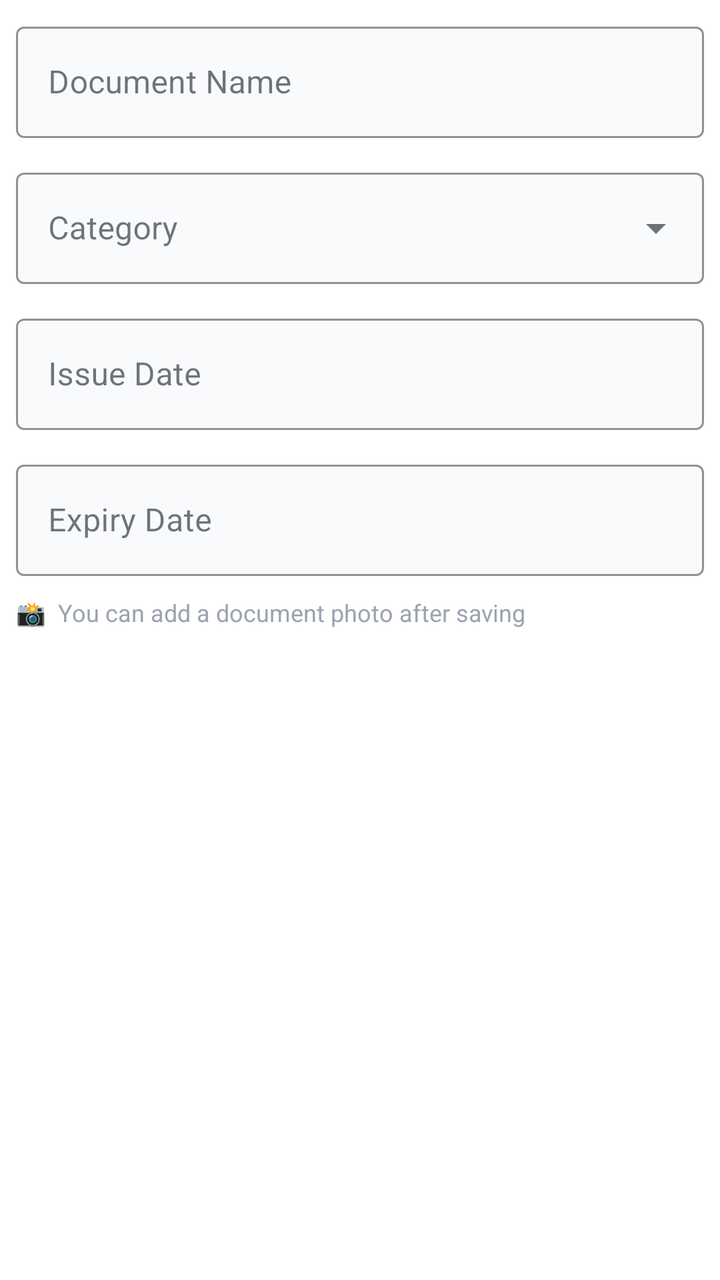
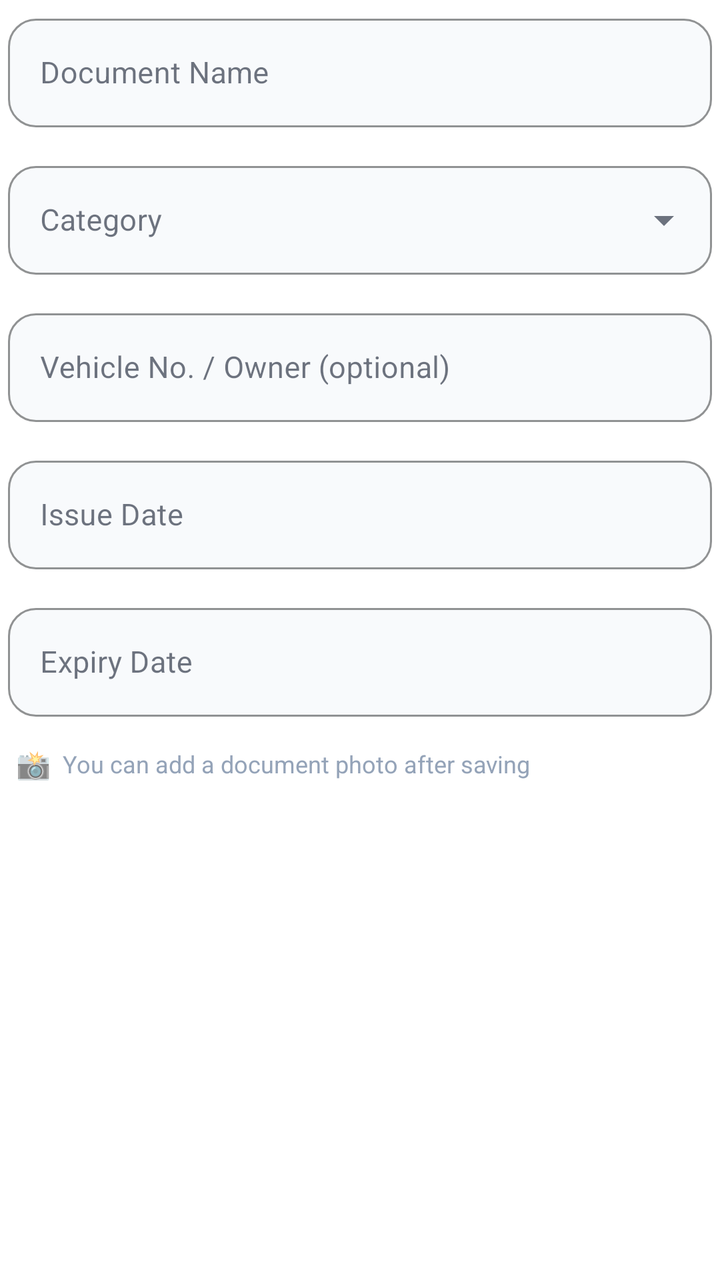

Before-and-after screenshots of an Android layout around one commit, followed by the original layout XML and the change that was made.
<!-- AndroidManifest.xml: application theme Theme.DocExpiryTracker -->
<!-- res/layout/dialog_add_document.xml -->
<?xml version="1.0" encoding="utf-8"?>
<LinearLayout
    xmlns:android="http://schemas.android.com/apk/res/android"
    xmlns:app="http://schemas.android.com/apk/res-auto"
    android:layout_width="match_parent"
    android:layout_height="wrap_content"
    android:orientation="vertical"
    android:padding="8dp"
    android:background="#FFFFFF">

    
    <com.google.android.material.textfield.TextInputLayout
        android:layout_width="match_parent"
        android:layout_height="wrap_content"
        android:hint="Document Name"
        app:boxBackgroundColor="#F9FAFB"
        app:boxStrokeColor="#2563EB"
        app:hintTextColor="#9CA3AF"
        style="@style/Widget.MaterialComponents.TextInputLayout.OutlinedBox">
        <com.google.android.material.textfield.TextInputEditText
            android:id="@+id/et_doc_name"
            android:layout_width="match_parent"
            android:layout_height="wrap_content"
            android:textColor="#111827"
            android:inputType="textCapWords"/>
    </com.google.android.material.textfield.TextInputLayout>

    
    <com.google.android.material.textfield.TextInputLayout
        android:layout_width="match_parent"
        android:layout_height="wrap_content"
        android:layout_marginTop="12dp"
        android:hint="Category"
        app:boxBackgroundColor="#F9FAFB"
        app:boxStrokeColor="#2563EB"
        app:hintTextColor="#9CA3AF"
        style="@style/Widget.MaterialComponents.TextInputLayout.OutlinedBox.ExposedDropdownMenu">
        <AutoCompleteTextView
            android:id="@+id/ac_category"
            android:layout_width="match_parent"
            android:layout_height="wrap_content"
            android:textColor="#111827"
            android:inputType="none"/>
    </com.google.android.material.textfield.TextInputLayout>

    
    <com.google.android.material.textfield.TextInputLayout
        android:layout_width="match_parent"
        android:layout_height="wrap_content"
        android:layout_marginTop="12dp"
        android:hint="Issue Date"
        app:boxBackgroundColor="#F9FAFB"
        app:boxStrokeColor="#2563EB"
        app:hintTextColor="#9CA3AF"
        style="@style/Widget.MaterialComponents.TextInputLayout.OutlinedBox">
        <com.google.android.material.textfield.TextInputEditText
            android:id="@+id/et_issue_date"
            android:layout_width="match_parent"
            android:layout_height="wrap_content"
            android:textColor="#111827"
            android:focusable="false"
            android:clickable="true"
            android:cursorVisible="false"
            android:inputType="none"/>
    </com.google.android.material.textfield.TextInputLayout>

    
    <com.google.android.material.textfield.TextInputLayout
        android:layout_width="match_parent"
        android:layout_height="wrap_content"
        android:layout_marginTop="12dp"
        android:hint="Expiry Date"
        app:boxBackgroundColor="#F9FAFB"
        app:boxStrokeColor="#2563EB"
        app:hintTextColor="#9CA3AF"
        style="@style/Widget.MaterialComponents.TextInputLayout.OutlinedBox">
        <com.google.android.material.textfield.TextInputEditText
            android:id="@+id/et_expiry_date"
            android:layout_width="match_parent"
            android:layout_height="wrap_content"
            android:textColor="#111827"
            android:focusable="false"
            android:clickable="true"
            android:cursorVisible="false"
            android:inputType="none"/>
    </com.google.android.material.textfield.TextInputLayout>

    <TextView
        android:layout_width="match_parent"
        android:layout_height="wrap_content"
        android:layout_marginTop="10dp"
        android:text="📸  You can add a document photo after saving"
        android:textColor="#9CA3AF"
        android:textSize="12sp"
        android:paddingBottom="4dp"/>

</LinearLayout>
<!-- resources referenced by this layout -->
<resources>
  <style name="Theme.DocExpiryTracker" parent="Theme.MaterialComponents.Light.NoActionBar">
          <item name="colorPrimary">#2563EB</item>
          <item name="colorPrimaryVariant">#1D4ED8</item>
          <item name="colorOnPrimary">#FFFFFF</item>
          <item name="colorSecondary">#2563EB</item>
          <item name="colorOnSecondary">#FFFFFF</item>
          <item name="android:colorBackground">#F8F9FC</item>
          <item name="colorSurface">#FFFFFF</item>
          <item name="colorOnSurface">#111827</item>
          <item name="android:statusBarColor">#F8F9FC</item>
          <item name="android:windowLightStatusBar">true</item>
          <item name="android:navigationBarColor">#F8F9FC</item>
          <item name="materialAlertDialogTheme">@style/DialogTheme</item>
          
      </style>
  <style name="DialogTheme" parent="ThemeOverlay.MaterialComponents.MaterialAlertDialog">
          <item name="android:background">#FFFFFF</item>
          <item name="colorPrimary">#2563EB</item>
          <item name="android:textColor">#111827</item>
          <item name="colorSurface">#FFFFFF</item>
          <item name="buttonBarPositiveButtonStyle">@style/PositiveBtn</item>
          <item name="buttonBarNegativeButtonStyle">@style/NegativeBtn</item>
      </style>
  <style name="PositiveBtn" parent="Widget.MaterialComponents.Button.TextButton.Dialog">
          <item name="android:textColor">#2563EB</item>
      </style>
  <style name="NegativeBtn" parent="Widget.MaterialComponents.Button.TextButton.Dialog">
          <item name="android:textColor">#9CA3AF</item>
      </style>
</resources>

<!-- the commit's change to res/layout/dialog_add_document.xml (unified diff, before → after) -->
@@ -5,7 +5,9 @@
     android:layout_width="match_parent"
     android:layout_height="wrap_content"
     android:orientation="vertical"
-    android:padding="8dp"
+    android:paddingHorizontal="4dp"
+    android:paddingTop="4dp"
+    android:paddingBottom="8dp"
     android:background="#FFFFFF">
 
     
@@ -13,15 +15,13 @@
         android:layout_width="match_parent"
         android:layout_height="wrap_content"
         android:hint="Document Name"
-        app:boxBackgroundColor="#F9FAFB"
-        app:boxStrokeColor="#2563EB"
-        app:hintTextColor="#9CA3AF"
-        style="@style/Widget.MaterialComponents.TextInputLayout.OutlinedBox">
+        style="@style/InputField">
         <com.google.android.material.textfield.TextInputEditText
             android:id="@+id/et_doc_name"
             android:layout_width="match_parent"
             android:layout_height="wrap_content"
-            android:textColor="#111827"
+            android:textColor="#0F172A"
+            android:textSize="15sp"
             android:inputType="textCapWords"/>
     </com.google.android.material.textfield.TextInputLayout>
 
@@ -29,17 +29,15 @@
     <com.google.android.material.textfield.TextInputLayout
         android:layout_width="match_parent"
         android:layout_height="wrap_content"
-        android:layout_marginTop="12dp"
+        android:layout_marginTop="14dp"
         android:hint="Category"
-        app:boxBackgroundColor="#F9FAFB"
-        app:boxStrokeColor="#2563EB"
-        app:hintTextColor="#9CA3AF"
-        style="@style/Widget.MaterialComponents.TextInputLayout.OutlinedBox.ExposedDropdownMenu">
+        style="@style/InputFieldDropdown">
         <AutoCompleteTextView
             android:id="@+id/ac_category"
             android:layout_width="match_parent"
             android:layout_height="wrap_content"
-            android:textColor="#111827"
+            android:textColor="#0F172A"
+            android:textSize="15sp"
             android:inputType="none"/>
     </com.google.android.material.textfield.TextInputLayout>
 
@@ -47,17 +45,31 @@
     <com.google.android.material.textfield.TextInputLayout
         android:layout_width="match_parent"
         android:layout_height="wrap_content"
-        android:layout_marginTop="12dp"
+        android:layout_marginTop="14dp"
+        android:hint="Vehicle No. / Owner (optional)"
+        style="@style/InputField">
+        <com.google.android.material.textfield.TextInputEditText
+            android:id="@+id/et_doc_tag"
+            android:layout_width="match_parent"
+            android:layout_height="wrap_content"
+            android:textColor="#0F172A"
+            android:textSize="15sp"
+            android:inputType="textCapCharacters"/>
+    </com.google.android.material.textfield.TextInputLayout>
+
+    
+    <com.google.android.material.textfield.TextInputLayout
+        android:layout_width="match_parent"
+        android:layout_height="wrap_content"
+        android:layout_marginTop="14dp"
         android:hint="Issue Date"
-        app:boxBackgroundColor="#F9FAFB"
-        app:boxStrokeColor="#2563EB"
-        app:hintTextColor="#9CA3AF"
-        style="@style/Widget.MaterialComponents.TextInputLayout.OutlinedBox">
+        style="@style/InputField">
         <com.google.android.material.textfield.TextInputEditText
             android:id="@+id/et_issue_date"
             android:layout_width="match_parent"
             android:layout_height="wrap_content"
-            android:textColor="#111827"
+            android:textColor="#0F172A"
+            android:textSize="15sp"
             android:focusable="false"
             android:clickable="true"
             android:cursorVisible="false"
@@ -68,30 +80,42 @@
     <com.google.android.material.textfield.TextInputLayout
         android:layout_width="match_parent"
         android:layout_height="wrap_content"
-        android:layout_marginTop="12dp"
+        android:layout_marginTop="14dp"
         android:hint="Expiry Date"
-        app:boxBackgroundColor="#F9FAFB"
-        app:boxStrokeColor="#2563EB"
-        app:hintTextColor="#9CA3AF"
-        style="@style/Widget.MaterialComponents.TextInputLayout.OutlinedBox">
+        style="@style/InputField">
         <com.google.android.material.textfield.TextInputEditText
             android:id="@+id/et_expiry_date"
             android:layout_width="match_parent"
             android:layout_height="wrap_content"
-            android:textColor="#111827"
+            android:textColor="#0F172A"
+            android:textSize="15sp"
             android:focusable="false"
             android:clickable="true"
             android:cursorVisible="false"
             android:inputType="none"/>
     </com.google.android.material.textfield.TextInputLayout>
 
-    <TextView
+    
+    <LinearLayout
         android:layout_width="match_parent"
         android:layout_height="wrap_content"
-        android:layout_marginTop="10dp"
-        android:text="📸  You can add a document photo after saving"
-        android:textColor="#9CA3AF"
-        android:textSize="12sp"
-        android:paddingBottom="4dp"/>
+        android:orientation="horizontal"
+        android:gravity="center_vertical"
+        android:layout_marginTop="14dp"
+        android:paddingHorizontal="4dp">
+
+        <TextView
+            android:layout_width="wrap_content"
+            android:layout_height="wrap_content"
+            android:text="📸"
+            android:textSize="14sp"/>
+
+        <TextView
+            android:layout_width="wrap_content"
+            android:layout_height="wrap_content"
+            android:text="  You can add a document photo after saving"
+            android:textColor="#94A3B8"
+            android:textSize="12sp"/>
+    </LinearLayout>
 
 </LinearLayout>
<!-- resource entries referenced after the edit -->
@@ -1,33 +1,57 @@
 <!-- resources referenced by this layout -->
 <resources>
+  <style name="InputField" parent="Widget.MaterialComponents.TextInputLayout.OutlinedBox">
+          <item name="boxBackgroundColor">#F8FAFC</item>
+          <item name="boxStrokeColor">@color/colorPrimary</item>
+          <item name="hintTextColor">#94A3B8</item>
+          <item name="boxCornerRadiusTopStart">14dp</item>
+          <item name="boxCornerRadiusTopEnd">14dp</item>
+          <item name="boxCornerRadiusBottomStart">14dp</item>
+          <item name="boxCornerRadiusBottomEnd">14dp</item>
+      </style>
+  <style name="InputFieldDropdown" parent="Widget.MaterialComponents.TextInputLayout.OutlinedBox.ExposedDropdownMenu">
+          <item name="boxBackgroundColor">#F8FAFC</item>
+          <item name="boxStrokeColor">@color/colorPrimary</item>
+          <item name="hintTextColor">#94A3B8</item>
+          <item name="boxCornerRadiusTopStart">14dp</item>
+          <item name="boxCornerRadiusTopEnd">14dp</item>
+          <item name="boxCornerRadiusBottomStart">14dp</item>
+          <item name="boxCornerRadiusBottomEnd">14dp</item>
+      </style>
   <style name="Theme.DocExpiryTracker" parent="Theme.MaterialComponents.Light.NoActionBar">
           <item name="colorPrimary">#2563EB</item>
           <item name="colorPrimaryVariant">#1D4ED8</item>
           <item name="colorOnPrimary">#FFFFFF</item>
-          <item name="colorSecondary">#2563EB</item>
+          <item name="colorSecondary">#3B82F6</item>
           <item name="colorOnSecondary">#FFFFFF</item>
-          <item name="android:colorBackground">#F8F9FC</item>
+          <item name="android:colorBackground">#F0F4F8</item>
           <item name="colorSurface">#FFFFFF</item>
-          <item name="colorOnSurface">#111827</item>
-          <item name="android:statusBarColor">#F8F9FC</item>
-          <item name="android:windowLightStatusBar">true</item>
-          <item name="android:navigationBarColor">#F8F9FC</item>
+          <item name="colorOnSurface">#0F172A</item>
+          
+          <item name="android:statusBarColor">#1E3A8A</item>
+          <item name="android:windowLightStatusBar">false</item>
+          <item name="android:navigationBarColor">#F0F4F8</item>
           <item name="materialAlertDialogTheme">@style/DialogTheme</item>
-          
       </style>
+  <color name="colorPrimary">#2563EB</color>
   <style name="DialogTheme" parent="ThemeOverlay.MaterialComponents.MaterialAlertDialog">
           <item name="android:background">#FFFFFF</item>
           <item name="colorPrimary">#2563EB</item>
-          <item name="android:textColor">#111827</item>
+          <item name="android:textColor">#0F172A</item>
           <item name="colorSurface">#FFFFFF</item>
           <item name="buttonBarPositiveButtonStyle">@style/PositiveBtn</item>
           <item name="buttonBarNegativeButtonStyle">@style/NegativeBtn</item>
+          <item name="shapeAppearanceMediumComponent">@style/RoundedDialog</item>
       </style>
   <style name="PositiveBtn" parent="Widget.MaterialComponents.Button.TextButton.Dialog">
           <item name="android:textColor">#2563EB</item>
+          <item name="android:textStyle">bold</item>
       </style>
   <style name="NegativeBtn" parent="Widget.MaterialComponents.Button.TextButton.Dialog">
-          <item name="android:textColor">#9CA3AF</item>
+          <item name="android:textColor">#94A3B8</item>
+      </style>
+  <style name="RoundedDialog" parent="ShapeAppearance.MaterialComponents.MediumComponent">
+          <item name="cornerSize">20dp</item>
       </style>
 </resources>
 
